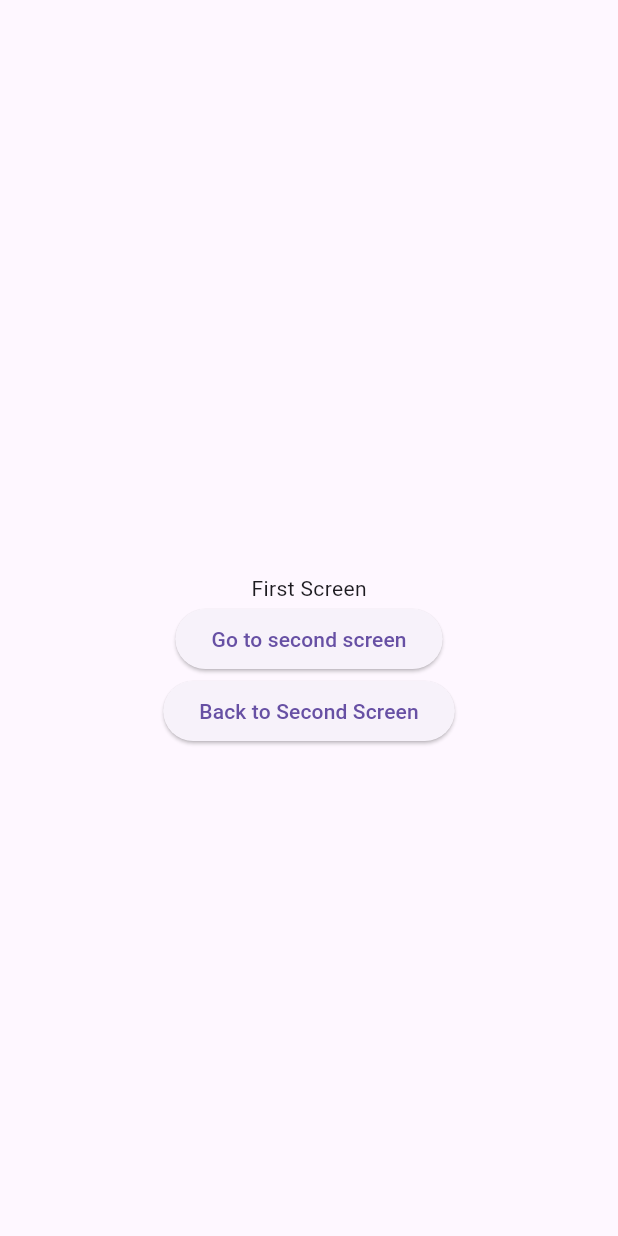
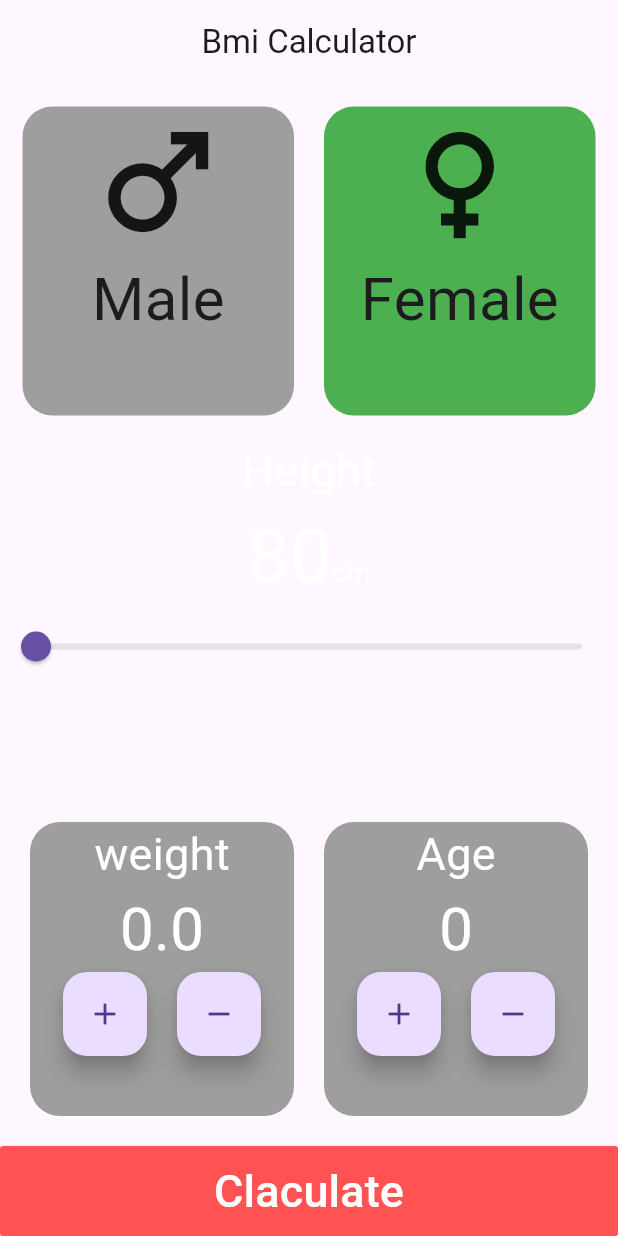
Before and after one commit to MoeAlm/gdsc_course, a Flutter app: the screen it shows after launch, on a phone screen of 412 x 824 dp. Run offline on Flutter 3.47's test engine with Material 3 defaults, Android fonts, the phone set to English and light mode, and no system bars.

Commit message:
StateManagement in Flutter

```diff
--- /dev/null
+++ b/lib/bmi/bmi_screen.dart
@@ -0,0 +1,257 @@
+import 'dart:math';
+
+import 'package:flutter/material.dart';
+import 'package:gdsc_flutter/bmi/result_screen.dart';
+
+class BmiScreen extends StatefulWidget {
+  const BmiScreen({super.key});
+
+  @override
+  State<BmiScreen> createState() => _BmiScreenState();
+}
+
+class _BmiScreenState extends State<BmiScreen> {
+  var height = 80.0;
+  double weight = 0;
+  int age = 0;
+  bool isMale = false;
+
+  @override
+  Widget build(BuildContext context) {
+    return Scaffold(
+      appBar: AppBar(
+        centerTitle: true,
+        title: Text('Bmi Calculator'),
+      ),
+      body: Column(
+        children: [
+          Expanded(
+              child: Container(
+            child: Padding(
+              padding: const EdgeInsets.all(15.0),
+              child: Row(
+                children: [
+                  Expanded(
+                    child: InkWell(
+                      onTap: () {
+                        setState(() {
+                          isMale = true;
+                        });
+                      },
+                      child: Container(
+                        decoration: BoxDecoration(
+                            color: isMale ? Colors.green : Colors.grey,
+                            borderRadius: BorderRadius.circular(20)),
+                        child: Column(
+                          children: [
+                            Icon(
+                              Icons.male,
+                              size: 100,
+                            ),
+                            Text(
+                              'Male',
+                              style: TextStyle(fontSize: 40),
+                            )
+                          ],
+                        ),
+                      ),
+                    ),
+                  ),
+                  SizedBox(
+                    width: 20,
+                  ),
+                  Expanded(
+                    child: InkWell(
+                      onTap: () {
+                        setState(() {
+                          isMale = false;
+                        });
+                      },
+                      child: Container(
+                        decoration: BoxDecoration(
+                            color: isMale ? Colors.grey : Colors.green,
+                            borderRadius: BorderRadius.circular(20)),
+                        child: Column(
+                          children: [
+                            Icon(
+                              Icons.female,
+                              size: 100,
+                            ),
+                            Text(
+                              'Female',
+                              style: TextStyle(fontSize: 40),
+                            )
+                          ],
+                        ),
+                      ),
+                    ),
+                  ),
+                ],
+              ),
+            ),
+          )),
+          Expanded(
+              child: Container(
+            child: Column(
+              crossAxisAlignment: CrossAxisAlignment.center,
+              children: [
+                Text(
+                  'Height',
+                  style: TextStyle(fontSize: 30, color: Colors.white),
+                ),
+                Row(
+                  mainAxisAlignment: MainAxisAlignment.center,
+                  textBaseline: TextBaseline.alphabetic,
+                  crossAxisAlignment: CrossAxisAlignment.baseline,
+                  children: [
+                    Text(
+                      '${height.round()}',
+                      style: TextStyle(fontSize: 50, color: Colors.white),
+                    ),
+                    Text(
+                      'cm',
+                      style: TextStyle(fontSize: 18, color: Colors.white),
+                    )
+                  ],
+                ),
+                Slider(
+                    min: 80,
+                    max: 240,
+                    value: height,
+                    onChanged: (value) {
+                      setState(() {
+                        height = value;
+                        print(height);
+                      });
+                    })
+              ],
+            ),
+          )),
+          Expanded(
+            child: Container(
+              child: Padding(
+                padding: const EdgeInsets.all(20.0),
+                child: Row(
+                  children: [
+                    Expanded(
+                      child: Container(
+                        decoration: BoxDecoration(
+                            color: Colors.grey,
+                            borderRadius: BorderRadius.circular(20)),
+                        child: Column(
+                          crossAxisAlignment: CrossAxisAlignment.center,
+                          children: [
+                            Text('weight',
+                                style: TextStyle(
+                                    fontSize: 30, color: Colors.white)),
+                            Text(
+                              '$weight',
+                              style:
+                                  TextStyle(fontSize: 40, color: Colors.white),
+                            ),
+                            Row(
+                              mainAxisAlignment: MainAxisAlignment.center,
+                              children: [
+                                FloatingActionButton(
+                                  heroTag: 'fab1',
+                                  onPressed: () {
+                                    setState(() {
+                                      weight++;
+                                    });
+                                  },
+                                  child: Icon(Icons.add),
+                                ),
+                                SizedBox(
+                                  width: 20,
+                                ),
+                                FloatingActionButton(
+                                  heroTag: 'fab2',
+                                  onPressed: () {
+                                    setState(() {
+                                      weight--;
+                                    });
+                                  },
+                                  child: Icon(Icons.remove),
+                                ),
+                              ],
+                            )
+                          ],
+                        ),
+                      ),
+                    ),
+                    SizedBox(
+                      width: 20,
+                    ),
+                    Expanded(
+                      child: Container(
+                        decoration: BoxDecoration(
+                            color: Colors.grey,
+                            borderRadius: BorderRadius.circular(20)),
+                        child: Column(
+                          crossAxisAlignment: CrossAxisAlignment.center,
+                          children: [
+                            Text('Age',
+                                style: TextStyle(
+                                    fontSize: 30, color: Colors.white)),
+                            Text(
+                              '$age',
+                              style:
+                                  TextStyle(fontSize: 40, color: Colors.white),
+                            ),
+                            Row(
+                              mainAxisAlignment: MainAxisAlignment.center,
+                              children: [
+                                FloatingActionButton(
+                                  heroTag: 'fab3',
+                                  onPressed: () {
+                                    setState(() {
+                                      age++;
+                                    });
+                                  },
+                                  child: Icon(Icons.add),
+                                ),
+                                SizedBox(
+                                  width: 20,
+                                ),
+                                FloatingActionButton(
+                                  heroTag: 'fab4',
+                                  onPressed: () {
+                                    setState(() {
+                                      age--;
+                                    });
+                                  },
+                                  child: Icon(Icons.remove),
+                                ),
+                              ],
+                            )
+                          ],
+                        ),
+                      ),
+                    ),
+                  ],
+                ),
+              ),
+            ),
+          ),
+          Container(
+            height: 60,
+            width: double.infinity,
+            child: MaterialButton(
+              color: Colors.redAccent,
+              onPressed: () {
+                var result = weight / pow(height / 100, 2);
+                Navigator.push(context, MaterialPageRoute(builder: (context) {
+                  return ResultScreen(result: result.round());
+                }));
+              },
+              child: Text(
+                'Claculate',
+                style: TextStyle(color: Colors.white, fontSize: 30),
+              ),
+            ),
+          )
+        ],
+      ),
+    );
+  }
+}
--- /dev/null
+++ b/lib/bmi/result_screen.dart
@@ -0,0 +1,24 @@
+import 'package:flutter/material.dart';
+
+class ResultScreen extends StatelessWidget {
+  final result;
+
+  ResultScreen({super.key, required this.result});
+
+  @override
+  Widget build(BuildContext context) {
+    return Scaffold(
+      appBar: AppBar(
+        title: Text('Result'),
+        centerTitle: true,
+      ),
+      body: Center(
+        child: Container(
+          height: 180,
+          width: 100,
+          child: Text('Your BMI is: $result'),
+        ),
+      ),
+    );
+  }
+}
--- a/lib/main.dart
+++ b/lib/main.dart
@@ -1,5 +1,7 @@
 import 'package:flutter/material.dart';
-import 'package:gdsc_flutter/screen1.dart';
+import 'package:gdsc_flutter/navigation/screen1.dart';
+import 'package:gdsc_flutter/bmi/bmi_screen.dart';
+import 'package:gdsc_flutter/state_managment/counter.dart';
 
 
 void main() {
@@ -10,7 +12,7 @@ class MyWidget extends StatelessWidget {
   @override
   Widget build(BuildContext context) {
     return MaterialApp(
-      home: FirstScreen(),
+      home: BmiScreen(),
     );
   }
 }
--- a/lib/screen1.dart
+++ b/lib/navigation/screen1.dart
@@ -1,5 +1,5 @@
 import 'package:flutter/material.dart';
-import 'package:gdsc_flutter/screen2.dart';
+import 'package:gdsc_flutter/navigation/screen2.dart';
 
 class FirstScreen extends StatelessWidget {
   const FirstScreen({super.key});
--- a/lib/screen2.dart
+++ b/lib/navigation/screen2.dart
@@ -1,5 +1,5 @@
 import 'package:flutter/material.dart';
-import 'package:gdsc_flutter/screen1.dart';
+import 'package:gdsc_flutter/navigation/screen1.dart';
 
 class SecondScreen extends StatelessWidget {
   final name;
--- /dev/null
+++ b/lib/state_managment/counter.dart
@@ -0,0 +1,36 @@
+import 'package:flutter/material.dart';
+
+class CounterScreen extends StatefulWidget {
+  const CounterScreen({super.key});
+
+  @override
+  State<CounterScreen> createState() => _CounterScreenState();
+}
+
+class _CounterScreenState extends State<CounterScreen> {
+  int count = 0;
+  @override
+  Widget build(BuildContext context) {
+    return Scaffold(
+      appBar: AppBar(),
+      body: Center(
+        child: Row(
+          mainAxisAlignment: MainAxisAlignment.center,
+          children: [
+           TextButton(onPressed: (){
+             setState(() {
+               count++;
+             });
+           }, child: Text('Plus')),
+            Text('$count', style: TextStyle(fontSize: 30),),
+            TextButton(onPressed: (){
+              setState(() {
+                count--;
+              });
+            }, child: Text('Minus'))
+          ],
+        ),
+      ),
+    );
+  }
+}
```
Also changed, not shown: lib/login_ui/login_simple_ui.dart (renamed from lib/login_simple_ui.dart).
